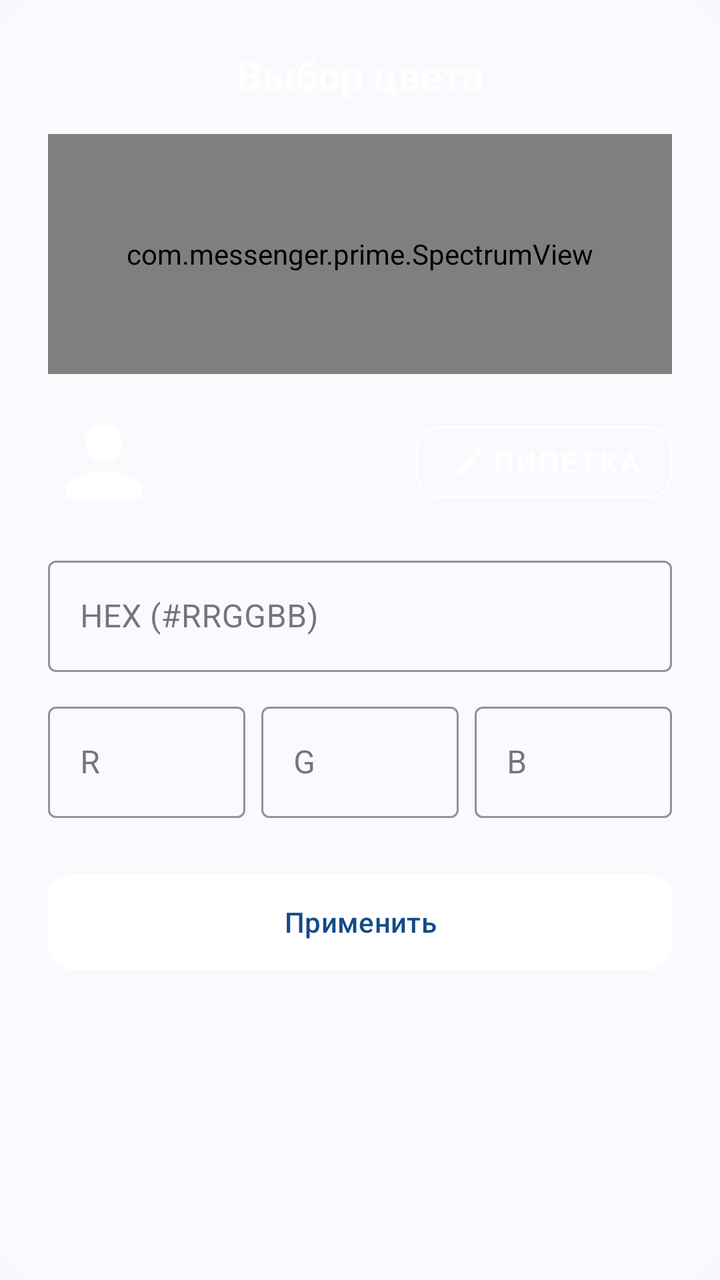
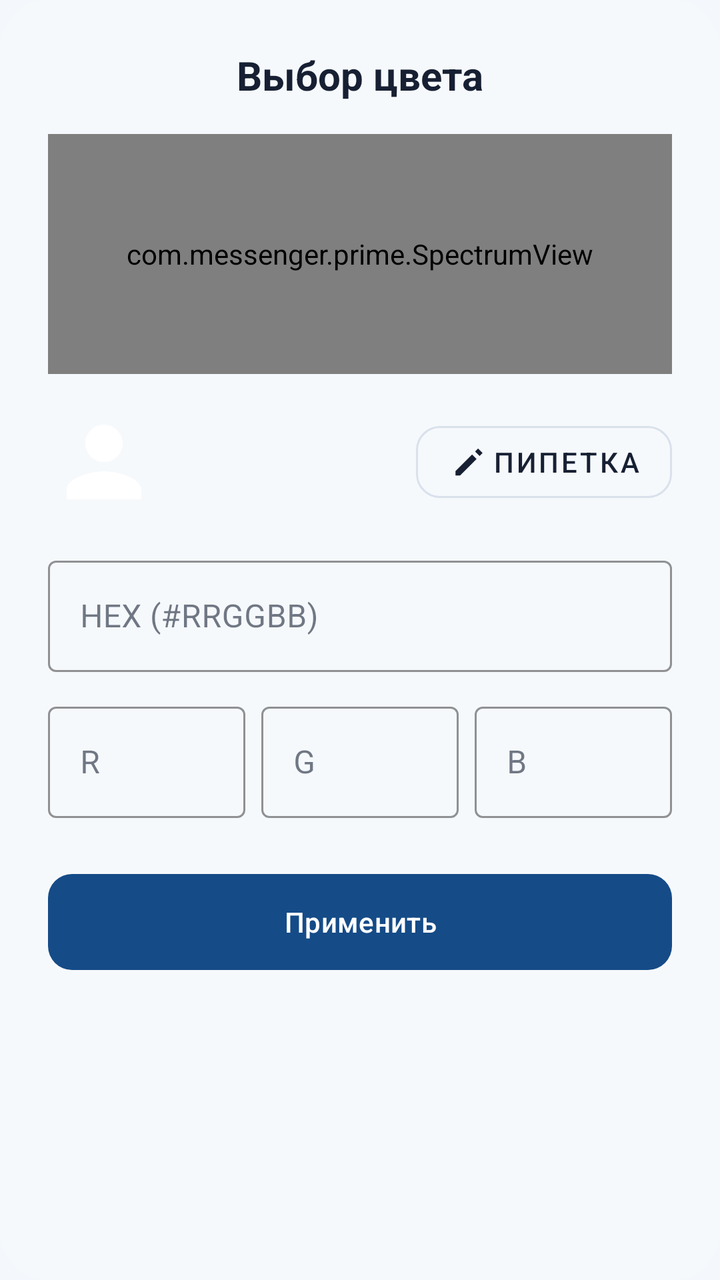

Screens rendered from an Android XML layout before and after an edit, with the pre-edit source and the edit as a unified diff.
<!-- AndroidManifest.xml: application theme Theme.Prime -->
<!-- res/layout/dialog_color_picker.xml -->
<?xml version="1.0" encoding="utf-8"?>
<androidx.constraintlayout.widget.ConstraintLayout xmlns:android="http://schemas.android.com/apk/res/android"
    xmlns:app="http://schemas.android.com/apk/res-auto"
    android:layout_width="match_parent"
    android:layout_height="wrap_content"
    android:padding="24dp"
    android:background="@drawable/bg_glass_card">

    <TextView
        android:id="@+id/tvColorTitle"
        android:layout_width="wrap_content"
        android:layout_height="wrap_content"
        android:text="Выбор цвета"
        android:textColor="@color/white"
        android:textSize="20sp"
        android:textStyle="bold"
        app:layout_constraintTop_toTopOf="parent"
        app:layout_constraintStart_toStartOf="parent"
        app:layout_constraintEnd_toEndOf="parent" />

    <com.messenger.prime.SpectrumView
        android:id="@+id/spectrumView"
        android:layout_width="match_parent"
        android:layout_height="120dp"
        android:layout_marginTop="16dp"
        app:layout_constraintTop_toBottomOf="@+id/tvColorTitle" />

    <LinearLayout
        android:id="@+id/layoutPreviewPipette"
        android:layout_width="match_parent"
        android:layout_height="wrap_content"
        android:layout_marginTop="16dp"
        android:gravity="center_vertical"
        android:orientation="horizontal"
        app:layout_constraintTop_toBottomOf="@+id/spectrumView">

        <View
            android:id="@+id/viewColorPreview"
            android:layout_width="56dp"
            android:layout_height="56dp"
            android:background="@drawable/ic_person"
            android:backgroundTint="@color/white" />

        <Space
            android:layout_width="0dp"
            android:layout_height="wrap_content"
            android:layout_weight="1" />

        <com.google.android.material.button.MaterialButton
            android:id="@+id/btnPipette"
            style="@style/Widget.MaterialComponents.Button.OutlinedButton"
            android:layout_width="wrap_content"
            android:layout_height="wrap_content"
            android:text="Пипетка"
            android:textColor="@color/white"
            app:icon="@drawable/ic_pipette"
            app:iconTint="@color/white"
            app:strokeColor="@color/white"
            app:cornerRadius="12dp" />
    </LinearLayout>

    <com.google.android.material.textfield.TextInputLayout
        android:id="@+id/inputHex"
        style="@style/Widget.MaterialComponents.TextInputLayout.OutlinedBox"
        android:layout_width="match_parent"
        android:layout_height="wrap_content"
        android:layout_marginTop="16dp"
        android:hint="HEX (#RRGGBB)"
        app:boxStrokeColor="@color/white"
        app:hintTextColor="@color/white"
        app:layout_constraintTop_toBottomOf="@+id/layoutPreviewPipette">
        <com.google.android.material.textfield.TextInputEditText
            android:id="@+id/etHex"
            android:layout_width="match_parent"
            android:layout_height="wrap_content"
            android:inputType="textCapCharacters"
            android:textColor="@color/white"
            android:maxLength="7" />
    </com.google.android.material.textfield.TextInputLayout>

    <LinearLayout
        android:id="@+id/layoutRGB"
        android:layout_width="match_parent"
        android:layout_height="wrap_content"
        android:layout_marginTop="12dp"
        android:orientation="horizontal"
        app:layout_constraintTop_toBottomOf="@+id/inputHex">

        <com.google.android.material.textfield.TextInputLayout
            style="@style/Widget.MaterialComponents.TextInputLayout.OutlinedBox"
            android:layout_width="0dp"
            android:layout_height="wrap_content"
            android:layout_weight="1"
            android:hint="R"
            app:boxStrokeColor="@color/white"
            app:hintTextColor="@color/white"
            android:layout_marginEnd="4dp">
            <com.google.android.material.textfield.TextInputEditText
                android:id="@+id/etR"
                android:layout_width="match_parent"
                android:layout_height="wrap_content"
                android:inputType="number"
                android:textColor="@color/white"
                android:maxLength="3" />
        </com.google.android.material.textfield.TextInputLayout>

        <com.google.android.material.textfield.TextInputLayout
            style="@style/Widget.MaterialComponents.TextInputLayout.OutlinedBox"
            android:layout_width="0dp"
            android:layout_height="wrap_content"
            android:layout_weight="1"
            android:hint="G"
            app:boxStrokeColor="@color/white"
            app:hintTextColor="@color/white"
            android:layout_marginHorizontal="4dp">
            <com.google.android.material.textfield.TextInputEditText
                android:id="@+id/etG"
                android:layout_width="match_parent"
                android:layout_height="wrap_content"
                android:inputType="number"
                android:textColor="@color/white"
                android:maxLength="3" />
        </com.google.android.material.textfield.TextInputLayout>

        <com.google.android.material.textfield.TextInputLayout
            style="@style/Widget.MaterialComponents.TextInputLayout.OutlinedBox"
            android:layout_width="0dp"
            android:layout_height="wrap_content"
            android:layout_weight="1"
            android:hint="B"
            app:boxStrokeColor="@color/white"
            app:hintTextColor="@color/white"
            android:layout_marginStart="4dp">
            <com.google.android.material.textfield.TextInputEditText
                android:id="@+id/etB"
                android:layout_width="match_parent"
                android:layout_height="wrap_content"
                android:inputType="number"
                android:textColor="@color/white"
                android:maxLength="3" />
        </com.google.android.material.textfield.TextInputLayout>
    </LinearLayout>

    <com.google.android.material.button.MaterialButton
        android:id="@+id/btnApplyColor"
        android:layout_width="match_parent"
        android:layout_height="56dp"
        android:layout_marginTop="24dp"
        android:text="Применить"
        android:textColor="@color/prime_background_blue"
        app:backgroundTint="@color/white"
        app:cornerRadius="12dp"
        app:layout_constraintTop_toBottomOf="@+id/layoutRGB" />

</androidx.constraintlayout.widget.ConstraintLayout>
<!-- resources referenced by this layout -->
<resources>
  <color name="prime_background_blue">#154B87</color>
  <color name="white">#FFFFFFFF</color>
  <!-- drawable bg_glass_card (drawable) -->
  <?xml version="1.0" encoding="utf-8"?>
  <ripple xmlns:android="http://schemas.android.com/apk/res/android"
      android:color="@color/glass_white_30">
      <item>
          <shape android:shape="rectangle">
              <solid android:color="@color/glass_white_20" />
              <corners android:radius="24dp" />
          </shape>
      </item>
  </ripple>
  <!-- drawable ic_person (drawable) -->
  <vector xmlns:android="http://schemas.android.com/apk/res/android" android:height="24dp" android:tint="#FFFFFF" android:viewportHeight="24" android:viewportWidth="24" android:width="24dp">
        
      <path android:fillColor="@android:color/white" android:pathData="M12,12c2.21,0 4,-1.79 4,-4s-1.79,-4 -4,-4 -4,1.79 -4,4 1.79,4 4,4zM12,14c-2.67,0 -8,1.34 -8,4v2h16v-2c0,-2.66 -5.33,-4 -8,-4z"/>
      
  </vector>
  <!-- drawable ic_pipette (drawable) -->
  <?xml version="1.0" encoding="utf-8"?>
  <vector xmlns:android="http://schemas.android.com/apk/res/android"
      android:width="24dp"
      android:height="24dp"
      android:viewportWidth="960"
      android:viewportHeight="960"
      android:tint="#FFFFFF">
      <path
          android:fillColor="@android:color/white"
          android:pathData="M760,400L640,280L200,720V840H320L760,400ZM840,320L720,200L800,120L920,240L840,320Z"/>
  </vector>
  <style name="Theme.Prime" parent="Theme.Material3.DayNight.NoActionBar">
          <item name="colorPrimary">@color/prime_background_blue</item>
          <item name="colorOnPrimary">@color/white</item>
          <item name="colorSecondary">@color/prime_button_teal</item>
          <item name="colorOnSecondary">@color/white</item>
          <item name="android:windowBackground">#F7F9FC</item>
          <item name="android:colorBackground">#F7F9FC</item>
          <item name="colorSurface">#F7F9FC</item>
          <item name="colorOnSurface">#1D1B20</item>
          <item name="colorSurfaceVariant">#E7E0EC</item>
          <item name="colorOnSurfaceVariant">#49454F</item>
          <item name="android:statusBarColor">@android:color/transparent</item>
          <item name="android:navigationBarColor">@android:color/transparent</item>
          <item name="android:windowLayoutInDisplayCutoutMode" tools:targetApi="p">shortEdges</item>
          <item name="android:windowLightStatusBar" tools:targetApi="m">true</item>
          <item name="android:windowLightNavigationBar" tools:targetApi="27">true</item>
  
          
          <item name="textAppearanceHeadlineLarge">@style/TextAppearance.Material3.HeadlineLarge</item>
          <item name="textAppearanceTitleMedium">@style/TextAppearance.Material3.TitleMedium</item>
          <item name="shapeAppearanceLargeComponent">@style/ShapeAppearance.Material3.LargeComponent</item>
      </style>
  <color name="glass_white_30">#4DFFFFFF</color>
  <color name="glass_white_20">#33FFFFFF</color>
  <color name="prime_button_teal">#3EB489</color>
</resources>

<!-- the commit's change to res/layout/dialog_color_picker.xml (unified diff, before → after) -->
@@ -11,7 +11,7 @@
         android:layout_width="wrap_content"
         android:layout_height="wrap_content"
         android:text="Выбор цвета"
-        android:textColor="@color/white"
+        android:textColor="@color/prime_text_primary"
         android:textSize="20sp"
         android:textStyle="bold"
         app:layout_constraintTop_toTopOf="parent"
@@ -39,7 +39,7 @@
             android:layout_width="56dp"
             android:layout_height="56dp"
             android:background="@drawable/ic_person"
-            android:backgroundTint="@color/white" />
+            android:backgroundTint="@color/prime_surface" />
 
         <Space
             android:layout_width="0dp"
@@ -52,10 +52,10 @@
             android:layout_width="wrap_content"
             android:layout_height="wrap_content"
             android:text="Пипетка"
-            android:textColor="@color/white"
+            android:textColor="@color/prime_text_primary"
             app:icon="@drawable/ic_pipette"
-            app:iconTint="@color/white"
-            app:strokeColor="@color/white"
+            app:iconTint="@color/prime_text_primary"
+            app:strokeColor="@color/prime_divider"
             app:cornerRadius="12dp" />
     </LinearLayout>
 
@@ -66,15 +66,15 @@
         android:layout_height="wrap_content"
         android:layout_marginTop="16dp"
         android:hint="HEX (#RRGGBB)"
-        app:boxStrokeColor="@color/white"
-        app:hintTextColor="@color/white"
+        app:boxStrokeColor="@color/prime_divider"
+        app:hintTextColor="@color/prime_text_secondary"
         app:layout_constraintTop_toBottomOf="@+id/layoutPreviewPipette">
         <com.google.android.material.textfield.TextInputEditText
             android:id="@+id/etHex"
             android:layout_width="match_parent"
             android:layout_height="wrap_content"
             android:inputType="textCapCharacters"
-            android:textColor="@color/white"
+            android:textColor="@color/prime_text_primary"
             android:maxLength="7" />
     </com.google.android.material.textfield.TextInputLayout>
 
@@ -92,15 +92,15 @@
             android:layout_height="wrap_content"
             android:layout_weight="1"
             android:hint="R"
-            app:boxStrokeColor="@color/white"
-            app:hintTextColor="@color/white"
+            app:boxStrokeColor="@color/prime_divider"
+            app:hintTextColor="@color/prime_text_secondary"
             android:layout_marginEnd="4dp">
             <com.google.android.material.textfield.TextInputEditText
                 android:id="@+id/etR"
                 android:layout_width="match_parent"
                 android:layout_height="wrap_content"
                 android:inputType="number"
-                android:textColor="@color/white"
+                android:textColor="@color/prime_text_primary"
                 android:maxLength="3" />
         </com.google.android.material.textfield.TextInputLayout>
 
@@ -110,15 +110,15 @@
             android:layout_height="wrap_content"
             android:layout_weight="1"
             android:hint="G"
-            app:boxStrokeColor="@color/white"
-            app:hintTextColor="@color/white"
+            app:boxStrokeColor="@color/prime_divider"
+            app:hintTextColor="@color/prime_text_secondary"
             android:layout_marginHorizontal="4dp">
             <com.google.android.material.textfield.TextInputEditText
                 android:id="@+id/etG"
                 android:layout_width="match_parent"
                 android:layout_height="wrap_content"
                 android:inputType="number"
-                android:textColor="@color/white"
+                android:textColor="@color/prime_text_primary"
                 android:maxLength="3" />
         </com.google.android.material.textfield.TextInputLayout>
 
@@ -128,15 +128,15 @@
             android:layout_height="wrap_content"
             android:layout_weight="1"
             android:hint="B"
-            app:boxStrokeColor="@color/white"
-            app:hintTextColor="@color/white"
+            app:boxStrokeColor="@color/prime_divider"
+            app:hintTextColor="@color/prime_text_secondary"
             android:layout_marginStart="4dp">
             <com.google.android.material.textfield.TextInputEditText
                 android:id="@+id/etB"
                 android:layout_width="match_parent"
                 android:layout_height="wrap_content"
                 android:inputType="number"
-                android:textColor="@color/white"
+                android:textColor="@color/prime_text_primary"
                 android:maxLength="3" />
         </com.google.android.material.textfield.TextInputLayout>
     </LinearLayout>
@@ -147,8 +147,8 @@
         android:layout_height="56dp"
         android:layout_marginTop="24dp"
         android:text="Применить"
-        android:textColor="@color/prime_background_blue"
-        app:backgroundTint="@color/white"
+        android:textColor="@color/prime_surface"
+        app:backgroundTint="@color/prime_brand"
         app:cornerRadius="12dp"
         app:layout_constraintTop_toBottomOf="@+id/layoutRGB" />
 
<!-- resource entries referenced after the edit -->
@@ -1,7 +1,12 @@
 <!-- resources referenced by this layout -->
 <resources>
-  <color name="prime_background_blue">#154B87</color>
+  <color name="prime_brand">#154B87</color>
+  <color name="prime_divider">#D9E1EC</color>
+  <color name="prime_surface">#FFFFFF</color>
+  <color name="prime_text_primary">#172033</color>
+  <color name="prime_text_secondary">#71809A</color>
   <color name="white">#FFFFFFFF</color>
+  <color name="prime_base">#F4F7FB</color>
   <!-- drawable bg_glass_card (drawable) -->
   <?xml version="1.0" encoding="utf-8"?>
   <ripple xmlns:android="http://schemas.android.com/apk/res/android"
@@ -32,16 +37,17 @@
           android:pathData="M760,400L640,280L200,720V840H320L760,400ZM840,320L720,200L800,120L920,240L840,320Z"/>
   </vector>
   <style name="Theme.Prime" parent="Theme.Material3.DayNight.NoActionBar">
-          <item name="colorPrimary">@color/prime_background_blue</item>
+          <item name="colorPrimary">@color/prime_brand</item>
+          <item name="colorAccent">@color/prime_brand</item>
           <item name="colorOnPrimary">@color/white</item>
-          <item name="colorSecondary">@color/prime_button_teal</item>
+          <item name="colorSecondary">@color/prime_brand</item>
           <item name="colorOnSecondary">@color/white</item>
-          <item name="android:windowBackground">#F7F9FC</item>
-          <item name="android:colorBackground">#F7F9FC</item>
-          <item name="colorSurface">#F7F9FC</item>
-          <item name="colorOnSurface">#1D1B20</item>
-          <item name="colorSurfaceVariant">#E7E0EC</item>
-          <item name="colorOnSurfaceVariant">#49454F</item>
+          <item name="android:windowBackground">@color/prime_base</item>
+          <item name="android:colorBackground">@color/prime_base</item>
+          <item name="colorSurface">@color/prime_base</item>
+          <item name="colorOnSurface">@color/prime_text_primary</item>
+          <item name="colorSurfaceVariant">@color/prime_surface</item>
+          <item name="colorOnSurfaceVariant">@color/prime_text_secondary</item>
           <item name="android:statusBarColor">@android:color/transparent</item>
           <item name="android:navigationBarColor">@android:color/transparent</item>
           <item name="android:windowLayoutInDisplayCutoutMode" tools:targetApi="p">shortEdges</item>
@@ -55,6 +61,5 @@
       </style>
   <color name="glass_white_30">#4DFFFFFF</color>
   <color name="glass_white_20">#33FFFFFF</color>
-  <color name="prime_button_teal">#3EB489</color>
 </resources>
 
